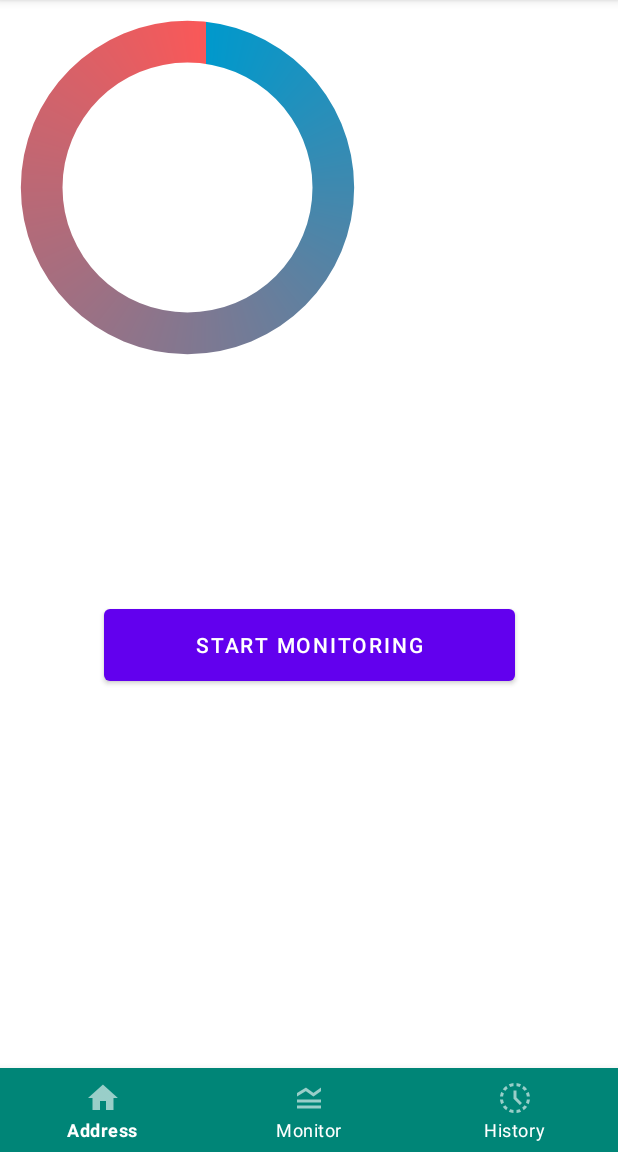
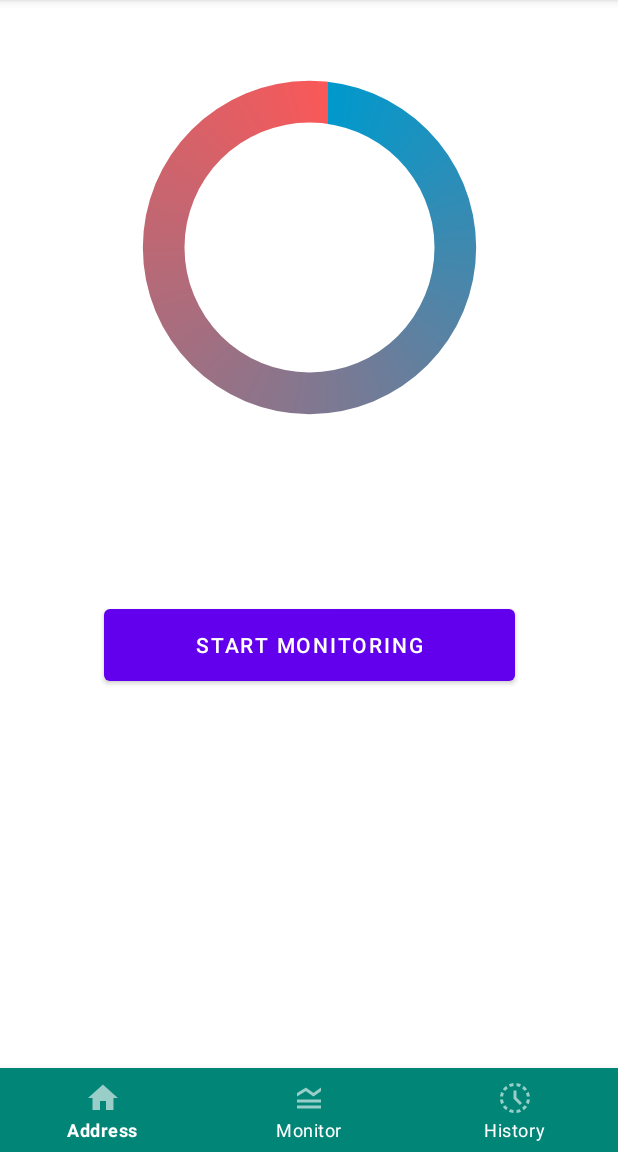
Before and after one commit to RacimRgh/Quality-Of-Air-Monitoring, an Android app: the fragment MonitorFragment placed in its activity, on a phone screen of 412 x 824 dp, the part 84-1236 px from its top. Run offline under Robolectric (Android 15) with nearby library versions, the phone set to English and light mode, and no system bars; 1 statement that could not run was skipped.

Commit message:
fixed missing constraints problems

```diff
--- a/app/build.gradle
+++ b/app/build.gradle
@@ -31,7 +31,8 @@ android {
 dependencies {
 
     implementation 'androidx.appcompat:appcompat:1.2.0'
-    implementation 'com.google.android.material:material:1.2.1'
+    //implementation 'com.google.android.material:material:1.2.1'
+    implementation 'com.google.android.material:material:1.2.0-alpha02'
     implementation 'androidx.constraintlayout:constraintlayout:2.0.4'
     implementation 'androidx.viewpager:viewpager:1.0.0'
     //noinspection GradleCompatible
--- a/app/src/main/res/layout/fragment_monitor.xml
+++ b/app/src/main/res/layout/fragment_monitor.xml
@@ -9,7 +9,17 @@
     <RelativeLayout
         android:layout_width="wrap_content"
         android:layout_height="wrap_content"
-        android:layout_centerInParent="true">
+        android:layout_centerInParent="true"
+        android:layout_marginStart="120dp"
+        android:layout_marginLeft="120dp"
+        android:layout_marginTop="40dp"
+        android:layout_marginEnd="120dp"
+        android:layout_marginRight="120dp"
+        android:layout_marginBottom="110dp"
+        app:layout_constraintBottom_toTopOf="@+id/buttonMonitor"
+        app:layout_constraintEnd_toEndOf="parent"
+        app:layout_constraintStart_toStartOf="parent"
+        app:layout_constraintTop_toTopOf="parent">
 
         <ProgressBar
             android:id="@+id/progressBar"
```
Also changed, not shown: app/src/main/res/layout/activity_sensor.xml (+12 -2 lines).
